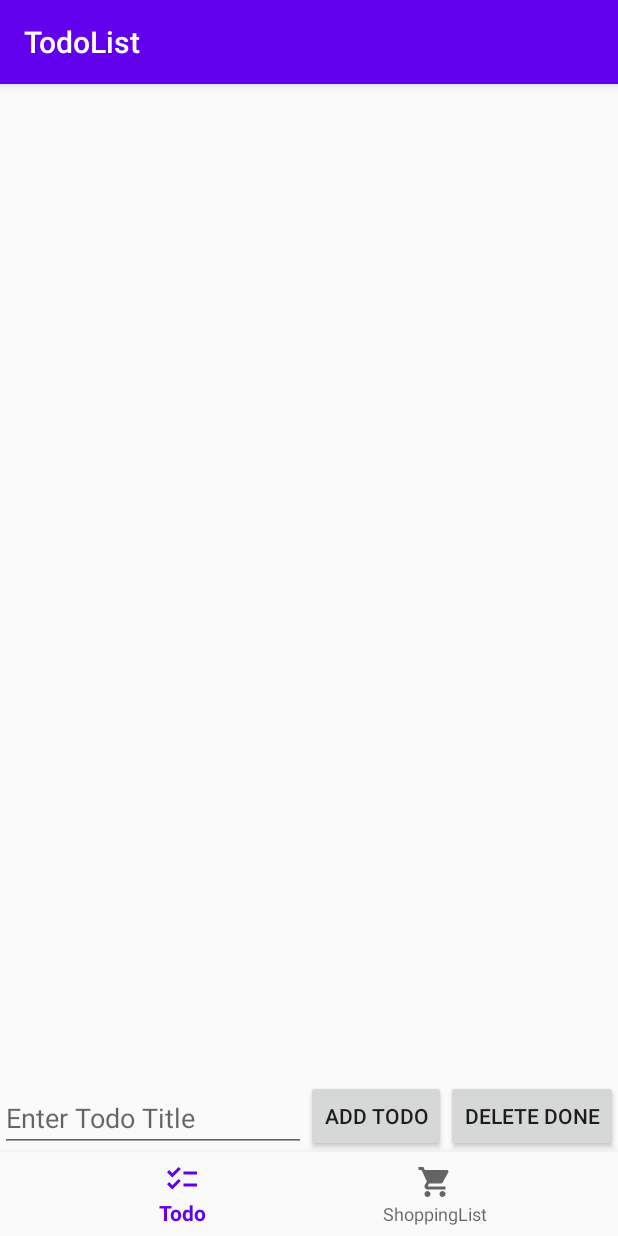
After one commit to Czuk102/TodoList, an Android app: the TodoActivity screen opened directly, with no data from a screen before it, on a phone screen of 412 x 824 dp. The commit adds this screen. Run offline under Robolectric (Android 15) with nearby library versions, the phone set to English and light mode, and no system bars.

```diff
--- a/app/src/main/AndroidManifest.xml
+++ b/app/src/main/AndroidManifest.xml
@@ -15,6 +15,8 @@
                 <category android:name="android.intent.category.LAUNCHER" />
             </intent-filter>
         </activity>
+        <activity android:name=".ShoppingListActivity" />
+        <activity android:name=".TodoActivity" />
     </application>
 
 </manifest>
--- a/app/src/main/java/com/example/todolist/MainActivity.kt
+++ b/app/src/main/java/com/example/todolist/MainActivity.kt
@@ -1,5 +1,6 @@
 package com.example.todolist
 
+import android.content.Intent
 import androidx.appcompat.app.AppCompatActivity
 import android.os.Bundle
 import androidx.recyclerview.widget.LinearLayoutManager
@@ -33,11 +34,12 @@ class MainActivity : AppCompatActivity() {
         bottomNavigationView.setOnNavigationItemSelectedListener { item ->
             when (item.itemId) {
                 R.id.action_todo -> {
-                    // Show Todo functionality
+                    startActivity(Intent(this, TodoActivity::class.java))
                     true
                 }
                 R.id.action_shopping_list -> {
-                    // Show ShoppingList functionality
+                    startActivity(Intent(this, ShoppingListActivity::class.java))
+
                     true
                 }
                 else -> false
--- /dev/null
+++ b/app/src/main/java/com/example/todolist/ShoppingItem.kt
@@ -0,0 +1,6 @@
+package com.example.todolist
+
+data class ShoppingItem(
+    val title: String,
+    var isChecked: Boolean = false
+)
--- a/app/src/main/java/com/example/todolist/ShoppingListActvity.kt
+++ /dev/null
@@ -1 +0,0 @@
-package com.example.todolist
--- /dev/null
+++ b/app/src/main/java/com/example/todolist/TodoActivity.kt
@@ -0,0 +1,50 @@
+package com.example.todolist
+
+import android.content.Intent
+import android.os.Bundle
+import androidx.appcompat.app.AppCompatActivity
+import androidx.recyclerview.widget.LinearLayoutManager
+import com.google.android.material.bottomnavigation.BottomNavigationView
+import kotlinx.android.synthetic.main.activity_main.*
+
+class TodoActivity : AppCompatActivity() {
+
+    private lateinit var todoAdapter: TodoAdapter
+
+    override fun onCreate(savedInstanceState: Bundle?) {
+        super.onCreate(savedInstanceState)
+        setContentView(R.layout.activity_todo_list)
+
+        todoAdapter = TodoAdapter(mutableListOf())
+
+        rvTodoItems.adapter = todoAdapter
+        rvTodoItems.layoutManager = LinearLayoutManager(this)
+
+        btnAddTodo.setOnClickListener {
+            val todoItemTitle = etTodoTitle.text.toString()
+            if(todoItemTitle.isNotEmpty()) {
+                val todoItem = Todo(todoItemTitle)
+                todoAdapter.addTodo(todoItem)
+                etTodoTitle.text.clear()
+            }
+        }
+        btnDeleteDoneTodos.setOnClickListener {
+            todoAdapter.deleteDoneTodos()
+        }
+//        val bottomNavigationView = findViewById<BottomNavigationView>(R.id.bottomNavigationView)
+//        bottomNavigationView.setOnNavigationItemSelectedListener { item ->
+//            when (item.itemId) {
+//                R.id.action_todo -> {
+//                    startActivity(Intent(this, TodoActivity::class.java))
+//                    true
+//                }
+//                R.id.action_shopping_list -> {
+//                    startActivity(Intent(this, ShoppingListActivity::class.java))
+//
+//                    true
+//                }
+//                else -> false
+//            }
+//        }
+    }
+}
--- /dev/null
+++ b/app/src/main/res/layout/activity_todo_list.xml
@@ -0,0 +1,54 @@
+<?xml version="1.0" encoding="utf-8"?>
+<androidx.constraintlayout.widget.ConstraintLayout xmlns:android="http://schemas.android.com/apk/res/android"
+    xmlns:app="http://schemas.android.com/apk/res-auto"
+    android:layout_width="match_parent"
+    android:layout_height="match_parent">
+
+    <com.google.android.material.bottomnavigation.BottomNavigationView
+        android:id="@+id/bottomNavigationView"
+        android:layout_width="0dp"
+        android:layout_height="wrap_content"
+        android:background="?android:attr/windowBackground"
+        app:layout_constraintBottom_toBottomOf="parent"
+        app:layout_constraintLeft_toLeftOf="parent"
+        app:layout_constraintRight_toRightOf="parent"
+        app:menu="@menu/bottom_navigation_menu" />
+
+    <androidx.recyclerview.widget.RecyclerView
+        android:id="@+id/rvTodoItems"
+        android:layout_width="match_parent"
+        android:layout_height="0dp"
+        app:layout_constraintBottom_toTopOf="@+id/etTodoTitle"
+        app:layout_constraintEnd_toEndOf="parent"
+        app:layout_constraintStart_toStartOf="parent"
+        app:layout_constraintTop_toTopOf="parent" />
+
+    <Button
+        android:id="@+id/btnAddTodo"
+        android:layout_width="wrap_content"
+        android:layout_height="wrap_content"
+        android:layout_marginBottom="56dp"
+        android:text="Add Todo"
+        app:layout_constraintBottom_toBottomOf="parent"
+        app:layout_constraintEnd_toStartOf="@+id/btnDeleteDoneTodos" />
+
+    <EditText
+        android:id="@+id/etTodoTitle"
+        android:layout_width="0dp"
+        android:layout_height="wrap_content"
+        android:layout_marginBottom="56dp"
+        android:hint="Enter Todo Title"
+        app:layout_constraintBottom_toBottomOf="parent"
+        app:layout_constraintEnd_toStartOf="@+id/btnAddTodo"
+        app:layout_constraintHorizontal_bias="1.0"
+        app:layout_constraintStart_toStartOf="parent" />
+
+    <Button
+        android:id="@+id/btnDeleteDoneTodos"
+        android:layout_width="wrap_content"
+        android:layout_height="wrap_content"
+        android:layout_marginBottom="56dp"
+        android:text="Delete done"
+        app:layout_constraintBottom_toBottomOf="parent"
+        app:layout_constraintEnd_toEndOf="parent" />
+</androidx.constraintlayout.widget.ConstraintLayout>
```
Also changed, not shown: app/src/main/java/com/example/todolist/ShoppingListActivity.kt (added, +50 -0 lines), app/src/main/java/com/example/todolist/ShoppingListAdapter.kt (added, +64 -0 lines), app/src/main/res/layout/activity_shopping_list.xml (added, +53 -0 lines), app/src/main/res/layout/item_shopping.xml (added, +28 -0 lines).
